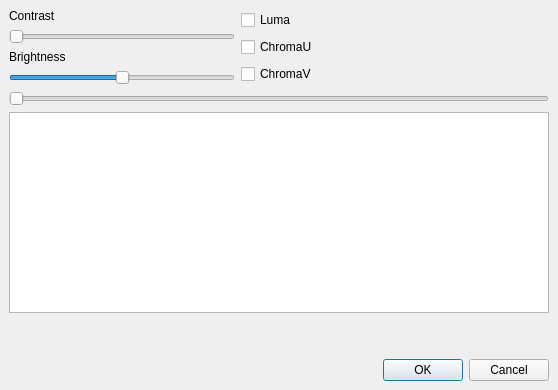
Above: branches/avidemux_2.5_branch_gruntster/plugins/ADM_videoFilters/Contrast/qt4/contrast.ui from BackupTheBerlios/avidemux-svn before the change. Below: the same form after it.
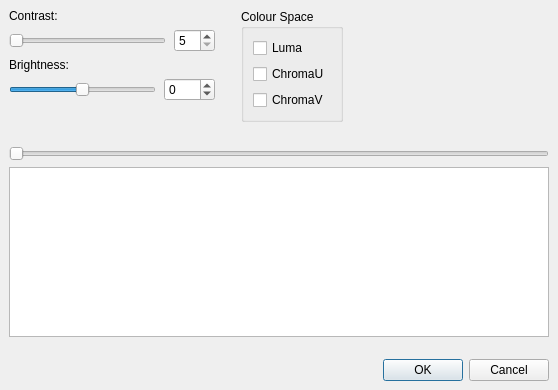
That is the form after the change.

Commit message: [filter] add spinboxes to Contrast and MPlayer eq2 configure windows for Qt

```diff
--- a/branches/avidemux_2.5_branch_gruntster/plugins/ADM_videoFilters/Contrast/qt4/contrast.ui
+++ b/branches/avidemux_2.5_branch_gruntster/plugins/ADM_videoFilters/Contrast/qt4/contrast.ui
@@ -12,77 +12,194 @@
   <property name="windowTitle" >
    <string>Contrast</string>
   </property>
-  <layout class="QGridLayout" >
-   <property name="leftMargin" >
+  <layout class="QVBoxLayout" >
+   <property name="margin" >
     <number>9</number>
    </property>
-   <property name="topMargin" >
-    <number>9</number>
+   <property name="spacing" >
+    <number>6</number>
    </property>
-   <property name="rightMargin" >
-    <number>9</number>
-   </property>
-   <property name="bottomMargin" >
-    <number>9</number>
-   </property>
-   <property name="horizontalSpacing" >
+   <item>
+    <layout class="QHBoxLayout" >
+     <property name="margin" >
+      <number>0</number>
+     </property>
+     <property name="spacing" >
+      <number>6</number>
+     </property>
+     <item>
+      <layout class="QVBoxLayout" >
+       <property name="margin" >
+        <number>0</number>
+       </property>
+       <property name="spacing" >
     <number>6</number>
    </property>
-   <property name="verticalSpacing" >
+       <item>
+        <widget class="QLabel" name="label" >
+         <property name="text" >
+          <string>Contrast:</string>
+         </property>
+        </widget>
+       </item>
+       <item>
+        <layout class="QHBoxLayout" >
+         <property name="margin" >
+          <number>0</number>
+         </property>
+         <property name="spacing" >
     <number>6</number>
    </property>
-   <item row="3" column="2" >
+         <item>
+          <widget class="QSlider" name="horizontalSliderContrast" >
+           <property name="minimum" >
+            <number>5</number>
+           </property>
+           <property name="maximum" >
+            <number>15</number>
+           </property>
+           <property name="orientation" >
+            <enum>Qt::Horizontal</enum>
+           </property>
+          </widget>
+         </item>
+         <item>
+          <spacer>
+           <property name="orientation" >
+            <enum>Qt::Horizontal</enum>
+           </property>
+           <property name="sizeType" >
+            <enum>QSizePolicy::Fixed</enum>
+           </property>
+           <property name="sizeHint" >
+            <size>
+             <width>2</width>
+             <height>20</height>
+            </size>
+           </property>
+          </spacer>
+         </item>
+         <item>
+          <widget class="QSpinBox" name="contrastSpinBox" >
+           <property name="maximum" >
+            <number>15</number>
+           </property>
+           <property name="minimum" >
+            <number>5</number>
+           </property>
+          </widget>
+         </item>
+        </layout>
+       </item>
+       <item>
+        <widget class="QLabel" name="label_2" >
+         <property name="text" >
+          <string>Brightness:</string>
+         </property>
+        </widget>
+       </item>
+       <item>
+        <layout class="QHBoxLayout" >
+         <property name="margin" >
+          <number>0</number>
+         </property>
+         <property name="spacing" >
+          <number>6</number>
+         </property>
+         <item>
+          <widget class="QSlider" name="horizontalSliderBrightness" >
+           <property name="minimum" >
+            <number>-127</number>
+           </property>
+           <property name="maximum" >
+            <number>127</number>
+           </property>
+           <property name="orientation" >
+            <enum>Qt::Horizontal</enum>
+           </property>
+          </widget>
+         </item>
+         <item>
+          <spacer>
+           <property name="orientation" >
+            <enum>Qt::Horizontal</enum>
+           </property>
+           <property name="sizeType" >
+            <enum>QSizePolicy::Fixed</enum>
+           </property>
+           <property name="sizeHint" >
+            <size>
+             <width>2</width>
+             <height>20</height>
+            </size>
+           </property>
+          </spacer>
+         </item>
+         <item>
+          <widget class="QSpinBox" name="brightnessSpinBox" >
+           <property name="maximum" >
+            <number>127</number>
+           </property>
+           <property name="minimum" >
+            <number>-127</number>
+           </property>
+          </widget>
+         </item>
+        </layout>
+       </item>
+       <item>
     <spacer>
      <property name="orientation" >
       <enum>Qt::Vertical</enum>
      </property>
      <property name="sizeType" >
-      <enum>QSizePolicy::Ignored</enum>
+          <enum>QSizePolicy::Expanding</enum>
      </property>
      <property name="sizeHint" >
       <size>
        <width>20</width>
-       <height>40</height>
+           <height>1</height>
       </size>
      </property>
     </spacer>
    </item>
-   <item row="2" column="0" colspan="3" >
-    <widget class="QGraphicsView" name="graphicsView" />
-   </item>
-   <item row="1" column="0" colspan="3" >
-    <widget class="QSlider" name="horizontalSlider" >
+      </layout>
+     </item>
+     <item>
+      <spacer>
      <property name="orientation" >
       <enum>Qt::Horizontal</enum>
      </property>
-    </widget>
-   </item>
-   <item row="4" column="0" colspan="3" >
-    <widget class="QDialogButtonBox" name="buttonBox" >
-     <property name="orientation" >
-      <enum>Qt::Horizontal</enum>
-     </property>
-     <property name="standardButtons" >
-      <set>QDialogButtonBox::Cancel|QDialogButtonBox::NoButton|QDialogButtonBox::Ok</set>
-     </property>
-    </widget>
-   </item>
-   <item row="0" column="1" >
+       <property name="sizeType" >
+        <enum>QSizePolicy::Fixed</enum>
+       </property>
+       <property name="sizeHint" >
+        <size>
+         <width>20</width>
+         <height>20</height>
+        </size>
+       </property>
+      </spacer>
+     </item>
+     <item>
     <layout class="QVBoxLayout" >
+       <property name="margin" >
+        <number>0</number>
+       </property>
      <property name="spacing" >
       <number>6</number>
      </property>
-     <property name="leftMargin" >
-      <number>0</number>
-     </property>
-     <property name="topMargin" >
-      <number>0</number>
-     </property>
-     <property name="rightMargin" >
-      <number>0</number>
-     </property>
-     <property name="bottomMargin" >
-      <number>0</number>
+       <item>
+        <widget class="QGroupBox" name="groupBox" >
+         <property name="title" >
+          <string>Colour Space</string>
+         </property>
+         <layout class="QVBoxLayout" >
+          <property name="margin" >
+           <number>9</number>
+          </property>
+          <property name="spacing" >
+           <number>6</number>
      </property>
      <item>
       <widget class="QCheckBox" name="checkBoxY" >
@@ -106,79 +223,90 @@
       </widget>
      </item>
     </layout>
-   </item>
-   <item row="0" column="0" >
-    <layout class="QVBoxLayout" >
-     <property name="spacing" >
-      <number>6</number>
-     </property>
-     <property name="leftMargin" >
-      <number>0</number>
-     </property>
-     <property name="topMargin" >
-      <number>0</number>
-     </property>
-     <property name="rightMargin" >
-      <number>0</number>
-     </property>
-     <property name="bottomMargin" >
-      <number>0</number>
-     </property>
+        </widget>
+       </item>
      <item>
-      <widget class="QLabel" name="label" >
-       <property name="text" >
-        <string>Contrast</string>
-       </property>
-      </widget>
-     </item>
+        <spacer>
+         <property name="orientation" >
+          <enum>Qt::Vertical</enum>
+         </property>
+         <property name="sizeHint" >
+          <size>
+           <width>20</width>
+           <height>40</height>
+          </size>
+         </property>
+        </spacer>
+       </item>
+      </layout>
+     </item>
      <item>
-      <widget class="QSlider" name="horizontalSliderContrast" >
-       <property name="minimum" >
-        <number>5</number>
+      <spacer>
+       <property name="orientation" >
+        <enum>Qt::Horizontal</enum>
        </property>
-       <property name="maximum" >
-        <number>15</number>
+       <property name="sizeHint" >
+        <size>
+         <width>101</width>
+         <height>86</height>
+        </size>
        </property>
+      </spacer>
+     </item>
+    </layout>
+   </item>
+   <item>
+    <widget class="QSlider" name="horizontalSlider" >
        <property name="orientation" >
         <enum>Qt::Horizontal</enum>
        </property>
       </widget>
      </item>
      <item>
-      <widget class="QLabel" name="label_2" >
-       <property name="text" >
-        <string>Brightness</string>
-       </property>
-      </widget>
+    <widget class="QGraphicsView" name="graphicsView" />
      </item>
      <item>
-      <widget class="QSlider" name="horizontalSliderBrightness" >
-       <property name="minimum" >
-        <number>-127</number>
-       </property>
-       <property name="maximum" >
-        <number>127</number>
-       </property>
-       <property name="orientation" >
-        <enum>Qt::Horizontal</enum>
-       </property>
-      </widget>
-     </item>
-    </layout>
-   </item>
-   <item row="0" column="2" >
+    <spacer>
+     <property name="orientation" >
+      <enum>Qt::Vertical</enum>
+     </property>
+     <property name="sizeType" >
+      <enum>QSizePolicy::Fixed</enum>
+     </property>
+     <property name="sizeHint" >
+      <size>
+       <width>20</width>
+       <height>16</height>
+      </size>
+     </property>
+    </spacer>
+   </item>
+   <item>
     <spacer>
      <property name="orientation" >
-      <enum>Qt::Horizontal</enum>
+      <enum>Qt::Vertical</enum>
      </property>
+     <property name="sizeType" >
+      <enum>QSizePolicy::Ignored</enum>
+     </property>
      <property name="sizeHint" >
       <size>
-       <width>40</width>
-       <height>20</height>
+       <width>20</width>
+       <height>16</height>
       </size>
      </property>
     </spacer>
    </item>
+   <item>
+    <widget class="QDialogButtonBox" name="buttonBox" >
+     <property name="orientation" >
+      <enum>Qt::Horizontal</enum>
+     </property>
+     <property name="standardButtons" >
+      <set>QDialogButtonBox::Cancel|QDialogButtonBox::NoButton|QDialogButtonBox::Ok</set>
+     </property>
+    </widget>
+   </item>
   </layout>
  </widget>
  <resources/>
```
Left out of the diff: 76 changed lines with no effect on the pictures. Lines whose indentation alone changed are shown as unchanged. The commit also changes 1 other file.
